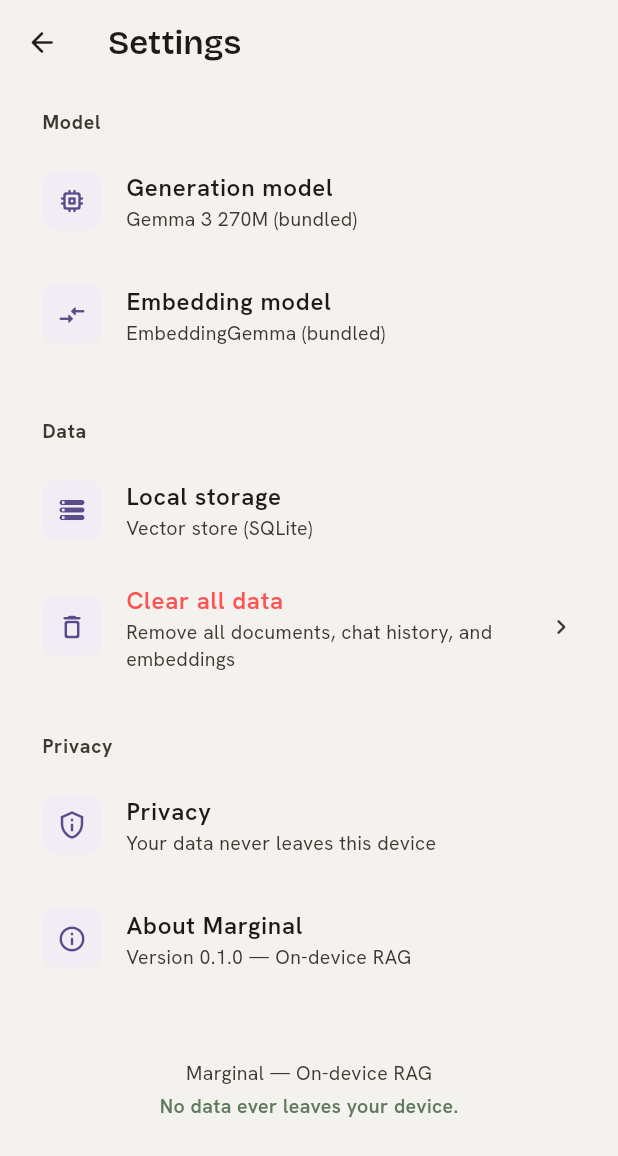
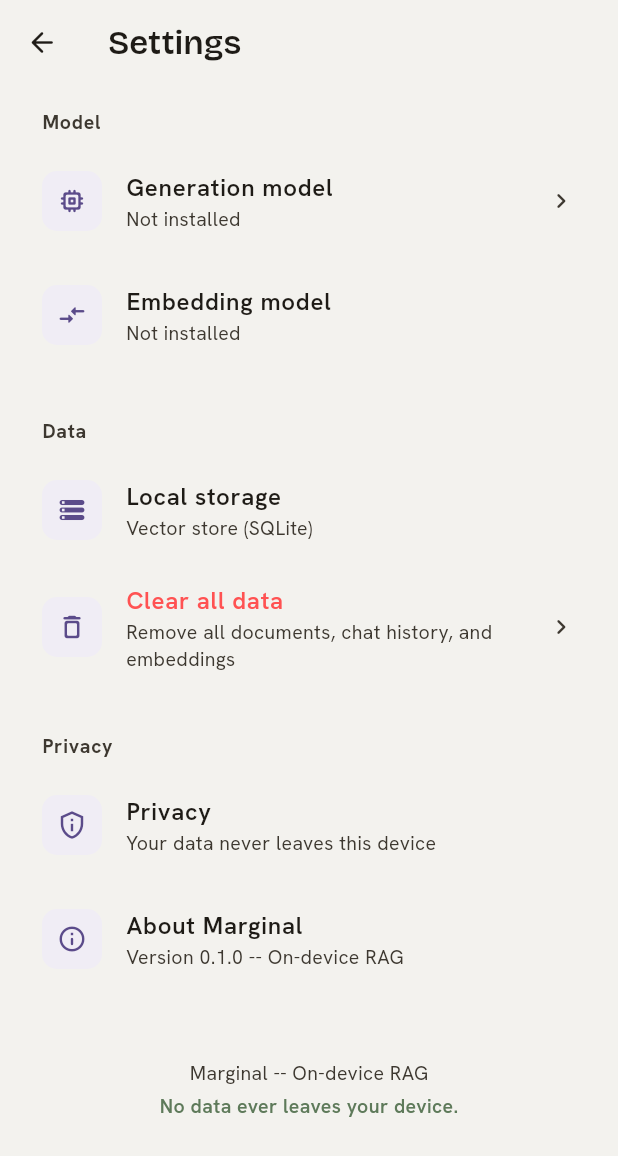
Before and after one commit to ghusharibdev/notes-RAG, a Flutter app: the screen it shows after launch, after a tap on "Download models & start", after a tap on the "settings" icon, on a phone screen of 412 x 824 dp. Shown: the top 1156 px of the screen. Run offline on Flutter 3.47's test engine with Material 3 defaults, Android fonts, the phone set to English and light mode, and no system bars; our stand-ins replace file_picker, flutter_riverpod, go_router, google_fonts, hive_flutter; missing offline and left inert: flutter_gemma, flutter_gemma_litertlm, flutter_gemma_rag_sqlite, syncfusion_flutter_pdf; accounts and stored records are empty.

Commit message:
working models

```diff
--- a/lib/main.dart
+++ b/lib/main.dart
@@ -8,16 +8,13 @@
 import 'services/rag_service.dart';
 import 'providers/app_providers.dart';
 
-const String hfToken = 'REDACTED_HF_TOKEN';
-
-void main() {
+void main() async {
   WidgetsFlutterBinding.ensureInitialized();
 
   final storageService = StorageService();
-  storageService.init();
+  await storageService.init();
 
-  final gemmaService = GemmaService()..hfToken = hfToken;
-
+  final gemmaService = GemmaService();
   final documentService = DocumentService(storageService, gemmaService);
   final ragService = RagService(gemmaService);
 
--- a/lib/providers/app_providers.dart
+++ b/lib/providers/app_providers.dart
@@ -35,6 +35,7 @@
   final bool onboardingComplete;
   final double modelProgress;
   final double embedderProgress;
+  final String downloadPhase;
 
   const InitState({
     this.status = InitStatus.waiting,
@@ -43,6 +44,7 @@
     this.onboardingComplete = false,
     this.modelProgress = 0,
     this.embedderProgress = 0,
+    this.downloadPhase = '',
   });
 
   InitState copyWith({
@@ -52,6 +54,7 @@
     bool? onboardingComplete,
     double? modelProgress,
     double? embedderProgress,
+    String? downloadPhase,
   }) {
     return InitState(
       status: status ?? this.status,
@@ -60,6 +63,7 @@
       onboardingComplete: onboardingComplete ?? this.onboardingComplete,
       modelProgress: modelProgress ?? this.modelProgress,
       embedderProgress: embedderProgress ?? this.embedderProgress,
+      downloadPhase: downloadPhase ?? this.downloadPhase,
     );
   }
 }
@@ -101,16 +105,23 @@
   }
 
   Future<void> downloadModels() async {
-    state = state.copyWith(status: InitStatus.loading);
+    state = state.copyWith(status: InitStatus.loading, downloadPhase: 'generation');
 
     try {
       await _gemma.downloadModel(onProgress: (p) {
         state = state.copyWith(modelProgress: p);
       });
 
-      await _gemma.downloadEmbedder(onProgress: (p) {
-        state = state.copyWith(embedderProgress: p);
-      });
+      state = state.copyWith(downloadPhase: 'embedder');
+
+      await _gemma.downloadEmbedder(
+        onModelProgress: (p) {
+          state = state.copyWith(embedderProgress: p * 0.8);
+        },
+        onTokenizerProgress: (p) {
+          state = state.copyWith(embedderProgress: 0.8 + p * 0.2);
+        },
+      );
 
       await _gemma.checkModelStatus();
       await _storage.setOnboardingComplete();
@@ -228,6 +239,13 @@
 
     addUserMessage(question);
 
+    // Show retrieval trace animation
+    addRetrievalMessage([
+      'Searching your notes...',
+      'Finding relevant passages...',
+      'Preparing answer...',
+    ]);
+
     try {
       final result = await _rag.query(question);
 
--- a/lib/router.dart
+++ b/lib/router.dart
@@ -24,10 +24,11 @@
       },
     ),
     GoRoute(
-      path: '/source/:documentId',
+      path: '/source/:documentId/:page',
       builder: (context, state) {
         final docId = state.pathParameters['documentId']!;
-        return SourceViewerScreen(documentId: docId);
+        final page = int.tryParse(state.pathParameters['page'] ?? '0') ?? 0;
+        return SourceViewerScreen(documentId: docId, highlightPage: page);
       },
     ),
     GoRoute(
--- a/lib/screens/onboarding_screen.dart
+++ b/lib/screens/onboarding_screen.dart
@@ -21,7 +21,6 @@
       }
     });
 
-    // If models are already ready, skip straight to library
     if (init.status == InitStatus.ready && init.modelsReady && !init.onboardingComplete) {
       WidgetsBinding.instance.addPostFrameCallback((_) {
         context.go('/');
@@ -107,6 +106,19 @@
   Widget _buildDownloadProgress(BuildContext context, InitState init) {
     final totalProgress = (init.modelProgress + init.embedderProgress) / 2;
 
+    String phaseLabel;
+    double phaseProgress;
+    if (init.downloadPhase == 'generation') {
+      phaseLabel = 'Downloading generation model';
+      phaseProgress = init.modelProgress;
+    } else if (init.downloadPhase == 'embedder') {
+      phaseLabel = 'Downloading embedding model';
+      phaseProgress = init.embedderProgress;
+    } else {
+      phaseLabel = 'Preparing...';
+      phaseProgress = 0;
+    }
+
     return Column(
       crossAxisAlignment: CrossAxisAlignment.start,
       children: [
@@ -124,16 +136,8 @@
             const SizedBox(width: 12),
             Expanded(
               child: Text(
-                init.modelProgress < 1.0
-                    ? 'Downloading generation model...'
-                    : 'Downloading embedding model...',
+                '$phaseLabel — ${(phaseProgress * 100).toInt()}%',
                 style: AppTextStyles.bodyMedium(context),
-              ),
-            ),
-            Text(
-              '${(totalProgress * 100).toInt()}%',
-              style: AppTextStyles.caption(context).copyWith(
-                fontWeight: FontWeight.w700,
               ),
             ),
           ],
--- a/lib/screens/settings_screen.dart
+++ b/lib/screens/settings_screen.dart
@@ -29,7 +29,7 @@
             icon: Icons.memory_rounded,
             title: 'Generation model',
             subtitle: gemma.isModelInstalled
-                ? 'Gemma 3 270M (bundled)'
+                ? 'Gemma 3 270M (installed)'
                 : 'Not installed',
             onTap: gemma.isModelInstalled
                 ? null
@@ -40,7 +40,7 @@
             icon: Icons.compare_arrows_rounded,
             title: 'Embedding model',
             subtitle: gemma.isEmbedderInstalled
-                ? 'EmbeddingGemma (bundled)'
+                ? 'EmbeddingGemma (installed)'
                 : 'Not installed',
             onTap: null,
           ),
@@ -74,13 +74,13 @@
             context,
             icon: Icons.info_outline_rounded,
             title: 'About Marginal',
-            subtitle: 'Version 0.1.0 — On-device RAG',
+            subtitle: 'Version 0.1.0 -- On-device RAG',
             onTap: null,
           ),
           const SizedBox(height: 40),
           Center(
             child: Text(
-              'Marginal — On-device RAG',
+              'Marginal -- On-device RAG',
               style: AppTextStyles.caption(context),
             ),
           ),
@@ -124,7 +124,7 @@
     return Padding(
       padding: const EdgeInsets.only(bottom: 4),
       child: ListTile(
-        contentPadding: const EdgeInsets.symmetric(horizontal: 0),
+        contentPadding: EdgeInsets.zero,
         leading: Container(
           width: 40,
           height: 40,
@@ -174,10 +174,8 @@
               Navigator.pop(ctx);
               final gemma = ref.read(gemmaServiceProvider);
               await gemma.clearAllData();
-
               final storage = ref.read(storageServiceProvider);
               await storage.clearAll();
-
               ref.read(documentListProvider.notifier).refresh();
             },
             child: Text(
--- a/lib/services/gemma_service.dart
+++ b/lib/services/gemma_service.dart
@@ -2,8 +2,11 @@
 import 'package:flutter_gemma_litertlm/flutter_gemma_litertlm.dart';
 import 'package:flutter_gemma_rag_sqlite/flutter_gemma_rag_sqlite.dart';
 import 'package:flutter/foundation.dart' show kIsWeb;
+import 'package:path_provider/path_provider.dart';
 
 class GemmaService {
+  static const String _defaultAppToken = 'REDACTED_HF_TOKEN';
+
   bool _initialized = false;
   bool get isInitialized => _initialized;
 
@@ -19,32 +22,26 @@
   String? _initError;
   String? get initError => _initError;
 
-  String? _hfToken;
+  String? _hfToken = _defaultAppToken;
   set hfToken(String? token) {
-    _hfToken = token;
+    _hfToken = (token != null && token.isNotEmpty) ? token : _defaultAppToken;
+  }
+
+  String? _ragDbPath;
+  bool _ragInitialized = false;
+
+  Future<void> _ensureRagInitialized() async {
+    if (_ragInitialized) return;
+    if (_ragDbPath == null) {
+      final dir = await getApplicationDocumentsDirectory();
+      _ragDbPath = '${dir.path}/marginal_rag.db';
+    }
+    await FlutterGemma.rag.initialize(_ragDbPath!);
+    _ragInitialized = true;
   }
 
   Future<void> initialize() async {
     if (_initialized) return;
-
-    // If no token set and models not already installed, mark as needing token
-    if (_hfToken == null || _hfToken!.isEmpty) {
-      // Check if models are already installed from previous run (no token needed if sideloaded)
-      final alreadyInstalled = FlutterGemma.hasActiveModel() && FlutterGemma.hasActiveEmbedder();
-
-      if (alreadyInstalled) {
-        await FlutterGemma.rag.initialize('marginal_rag.db');
-        _initialized = true;
-        _modelInstalled = true;
-        _embedderInstalled = true;
-        return;
-      }
-
-      // No token and no installed models
-      _initError = 'Hugging Face token required. Please enter your token in Settings.';
-      _initialized = false;
-      return; // Just return, don't rethrow
-    }
 
     try {
       await FlutterGemma.initialize(
@@ -54,41 +51,29 @@
         huggingFaceToken: _hfToken,
       );
 
-      // Check if models are now active
       final modelActive = FlutterGemma.hasActiveModel();
       final embedderActive = FlutterGemma.hasActiveEmbedder();
 
       if (modelActive && embedderActive) {
-        await FlutterGemma.rag.initialize('marginal_rag.db');
-        _initialized = true;
-        _modelInstalled = true;
-        _embedderInstalled = true;
-        _initError = null;
-        return;
+        await _ensureRagInitialized();
       }
 
-      // Models not active after initialization
+      _initialized = true;
+      _modelInstalled = modelActive;
+      _embedderInstalled = embedderActive;
+      _initError = null;
+    } catch (e) {
+      _initError = e.toString();
       _initialized = false;
-      _initError = 'Failed to initialize models with provided token.';
-      // Don't rethrow - just set the error and return
-    } catch (e) {
-      if (e.toString().contains('401') || e.toString().contains('Unauthorized')) {
-        _initError = 'Invalid Hugging Face token. Please check your token and try again.';
-      } else {
-        _initError = e.toString();
-      }
-      _initialized = false;
-      // Don't rethrow - just set the error and return
     }
   }
 
   Future<void> checkModelStatus() async {
     if (!_initialized) return;
-
     try {
       _modelInstalled = FlutterGemma.hasActiveModel();
       _embedderInstalled = FlutterGemma.hasActiveEmbedder();
-    } catch (e) {
+    } catch (_) {
       _modelInstalled = false;
       _embedderInstalled = false;
     }
@@ -97,97 +82,75 @@
   Future<void> downloadModel({
     void Function(double progress)? onProgress,
   }) async {
-    if (_initialized && _modelInstalled) return; // Already installed
-
-    if (!_initialized) {
-      try {
-        await initialize();
-      } catch (e) {
-        rethrow;
-      }
-    }
-
-    // Check if we have a token
-    if (_hfToken == null || _hfToken!.isEmpty) {
-      _initError = 'Hugging Face token required. Please enter your token in Settings first.';
-      return; // Just return instead of rethrow
-    }
+    if (_initialized && _modelInstalled) return;
+    if (!_initialized) await initialize();
 
     onProgress?.call(0);
     _downloadProgress = 0;
 
     try {
       await FlutterGemma.installModel(
-        modelType: ModelType.gemmaIt,
+        modelType: ModelType.qwen3,
+        fileType: ModelFileType.litertlm,
       ).fromNetwork(
-        'https://huggingface.co/google/gemma-3-270m-it-litertlm/resolve/main/gemma-3-270m-it-qat.litertlm',
-      ).install();
-
-      await FlutterGemma.rag.initialize('marginal_rag.db');
+        'https://huggingface.co/litert-community/Qwen3-0.6B/resolve/main/Qwen3-0.6B.litertlm',
+        token: _hfToken,
+      ).withProgress((p) {
+        _downloadProgress = p / 100.0;
+        onProgress?.call(_downloadProgress);
+      }).install();
 
       _modelInstalled = true;
       _downloadProgress = 1.0;
       onProgress?.call(1.0);
     } catch (e) {
-      if (e.toString().contains('401') || e.toString().contains('Unauthorized')) {
-        _initError = 'Invalid Hugging Face token. Please check your token and try again.';
-      } else {
       _initError = 'Failed to download generation model: $e';
-      }
-      return; // Just return instead of rethrow
+      throw Exception(_initError);
     }
   }
 
   Future<void> downloadEmbedder({
-    void Function(double progress)? onProgress,
+    void Function(double progress)? onModelProgress,
+    void Function(double progress)? onTokenizerProgress,
   }) async {
-    if (_initialized && _embedderInstalled) return; // Already installed
-
-    if (!_initialized) {
-      try {
-        await initialize();
-      } catch (e) {
-        rethrow;
-      }
-    }
-
-    // Check if we have a token
-    if (_hfToken == null || _hfToken!.isEmpty) {
-      _initError = 'Hugging Face token required. Please enter your token in Settings first.';
-      return; // Just return instead of rethrow
-    }
+    if (_initialized && _embedderInstalled) return;
+    if (!_initialized) await initialize();
 
     try {
       await FlutterGemma.installEmbedder()
           .modelFromNetwork(
-            'https://huggingface.co/google/embeddinggemma-300m-tflite/resolve/main/embeddinggemma-300m.tflite',
+            'https://huggingface.co/Bombek1/all-MiniLM-L12-v2-litert/resolve/main/sentence-transformers_all-MiniLM-L12-v2.tflite',
           )
+          .withModelProgress((p) {
+            onModelProgress?.call(p / 100.0);
+          })
           .tokenizerFromNetwork(
-            'https://huggingface.co/google/embeddinggemma-300m-tflite/resolve/main/sentencepiece.model',
+            'https://huggingface.co/XLabs-AI/xflux_text_encoders/resolve/main/spiece.model',
           )
+          .withTokenizerProgress((p) {
+            onTokenizerProgress?.call(p / 100.0);
+          })
           .install();
 
       _embedderInstalled = true;
-      _downloadProgress = 1.0;
-      onProgress?.call(1.0);
+      onModelProgress?.call(1.0);
+      onTokenizerProgress?.call(1.0);
+
+      if (_modelInstalled) {
+        await _ensureRagInitialized();
+      }
     } catch (e) {
-      if (e.toString().contains('401') || e.toString().contains('Unauthorized')) {
-        _initError = 'Invalid Hugging Face token.';
-      } else {
       _initError = 'Failed to download embedding model: $e';
-      }
-      return; // Just return instead of rethrow
+      throw Exception(_initError);
     }
   }
 
   Future<List<double>> embedText(String text) async {
     if (!_initialized || !_embedderInstalled) return [];
-
     try {
       final embedder = await FlutterGemma.getActiveEmbedder();
-      final vector = await embedder.generateEmbedding(text);
-      return vector;
-    } catch (e) {
+      return await embedder.generateEmbedding(text);
+    } catch (_) {
       return [];
     }
   }
@@ -198,16 +161,12 @@
     required List<double> embedding,
     String? metadata,
   }) async {
-    try {
     await FlutterGemma.rag.addDocumentWithEmbedding(
       id: id,
       content: content,
       embedding: embedding,
       metadata: metadata,
     );
-    } catch (e) {
-      rethrow;
-    }
   }
 
   Future<List<RetrievalResult>> searchSimilar({
@@ -215,25 +174,17 @@
     int topK = 5,
   }) async {
     try {
-      return await FlutterGemma.rag.searchSimilar(
-        query: query,
-        topK: topK,
-      );
-    } catch (e) {
-      return []; // Return empty on error, don't crash
+      return await FlutterGemma.rag.searchSimilar(query: query, topK: topK);
+    } catch (_) {
+      return [];
     }
   }
 
-  Future<void> deleteDocumentChunks(String documentId) async {
+  Future<void> deleteDocumentChunks(String documentId, {int chunkCount = 0}) async {
+    for (int i = 0; i < chunkCount; i++) {
       try {
-      final allHits = await searchSimilar(query: documentId, topK: 1000);
-      for (final hit in allHits) {
-        if (hit.id.startsWith('${documentId}_chunk_')) {
-          await FlutterGemma.rag.removeDocument(id: hit.id);
-        }
-      }
-    } catch (e) {
-      // Ignore errors during cleanup
+        await FlutterGemma.rag.removeDocument(id: '${documentId}_chunk_$i');
+      } catch (_) {}
     }
   }
 
@@ -242,37 +193,28 @@
     required List<String> contextChunks,
   }) async {
     if (!_initialized || !_modelInstalled) {
-      if (_initError != null) {
-        return 'Initialization error: $_initError\nPlease enter your Hugging Face token in Settings.';
-      }
-      return 'Model not initialized. Please download models first.';
+      return 'Model not ready. Please complete model download on startup.';
     }
 
     try {
-      final model = await FlutterGemma.getActiveModel(maxTokens: 2048);
+      final model = await FlutterGemma.getActiveModel(maxTokens: 512);
       final session = await model.createSession();
-
       final contextBlock = contextChunks.asMap().entries.map((e) {
         return '[Source ${e.key + 1}]: ${e.value}';
       }).join('\n\n');
 
-      final prompt = '''You are Marginal, an on-device research assistant.
-Answer the question based ONLY on the provided context from the user's notes.
-Always cite your sources by referencing [Source N].
-If the context doesn't contain enough information, say so honestly.
-Never claim to "understand" — frame answers as generated from retrieved passages.
+      final prompt = '''Answer based on the context. Cite with [Source N].
 
-Context from user's notes:
+Context:
 $contextBlock
 
 Question: $question
 
-Answer (cite sources):''';
+Answer:''';
 
       await session.addQueryChunk(Message.text(text: prompt, isUser: true));
       final response = await session.getResponse();
       await session.close();
-
       return response;
     } catch (e) {
       return 'Error generating response: $e';
@@ -281,9 +223,8 @@
 
   Future<void> clearAllData() async {
     try {
+      await _ensureRagInitialized();
       await FlutterGemma.rag.clear();
-    } catch (e) {
-      // Ignore errors during cleanup
+    } catch (_) {}
   }
 }
-}
--- a/lib/services/rag_service.dart
+++ b/lib/services/rag_service.dart
@@ -24,9 +24,9 @@
         if (docIdMatch != null) {
           docName = docIdMatch.group(1) ?? docName;
         }
-        final chunkMatch = RegExp(r'"chunkIndex"\s*:\s*(\d+)').firstMatch(meta);
-        if (chunkMatch != null) {
-          page = (int.tryParse(chunkMatch.group(1) ?? '0') ?? 0) ~/ 10 + 1;
+        final pageMatch = RegExp(r'"page"\s*:\s*(\d+)').firstMatch(meta);
+        if (pageMatch != null) {
+          page = int.tryParse(pageMatch.group(1) ?? '0') ?? 0;
         }
       }
 
```
Also changed, not shown: lib/screens/chat_screen.dart (+3 -14 lines), lib/screens/source_viewer_screen.dart (+7 -3 lines), lib/services/document_service.dart (+17 -12 lines). Lines whose indentation alone changed are shown as unchanged.
